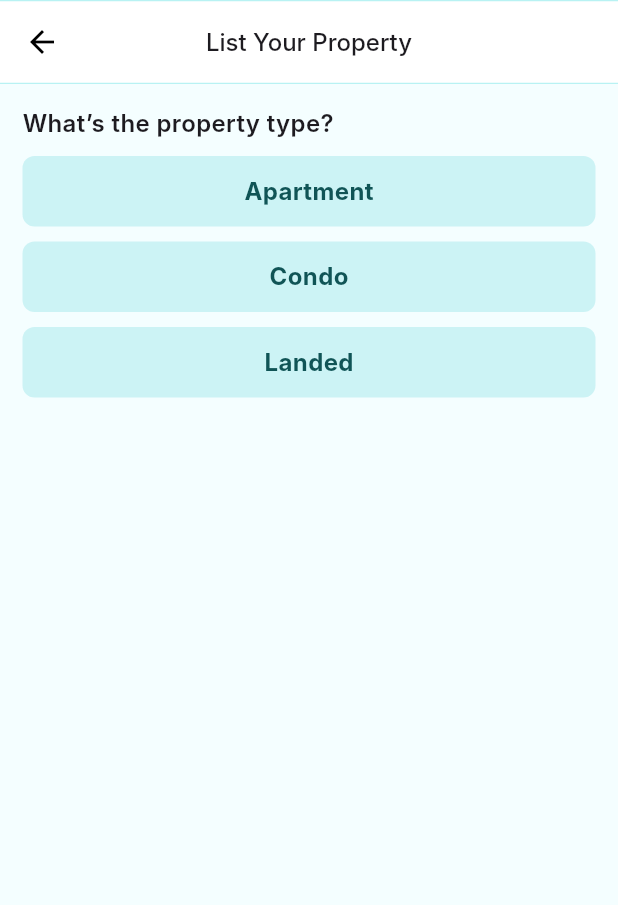
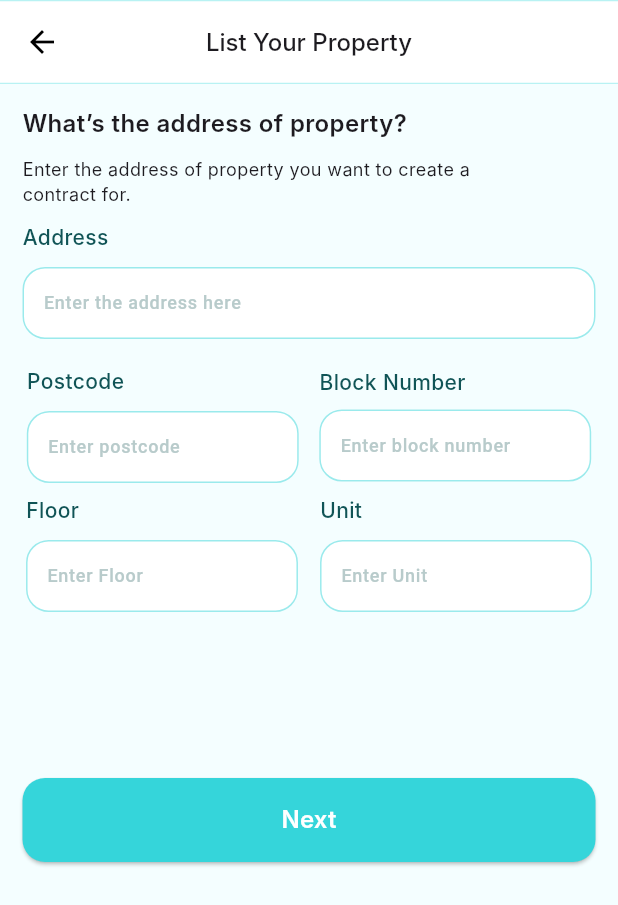
Before and after one commit to Olivi-tech/rentfix, a Flutter app: the screen it shows after launch, on a phone screen of 412 x 824 dp. Shown: the top 905 px of the screen. Run offline on Flutter 3.47's test engine with Material 3 defaults, Android fonts, the phone set to English and light mode, and no system bars; our stand-ins replace device_preview, flutter_svg, pinput; Roboto replaces fonts that are missing (Inter).

Commit message:
Update code

```diff
--- a/lib/main.dart
+++ b/lib/main.dart
@@ -2,12 +2,13 @@ import 'package:flutter/foundation.dart';
 import 'package:flutter/material.dart';
 import 'package:rent_fix/constants/app_colors.dart';
 import 'package:device_preview/device_preview.dart';
+import 'package:rent_fix/screens/property_address_screen.dart';
 import 'package:rent_fix/screens/screens.dart';
 
 void main() => runApp(
       DevicePreview(
         enabled: !kReleaseMode,
-        builder: (context) => const RentFixApp(), // Wrap your app
+        builder: (context) => const RentFixApp(),
       ),
     );
 
@@ -25,7 +26,7 @@ class RentFixApp extends StatelessWidget {
           backgroundColor: AppColors.white,
         ),
       ),
-      home: const PropertyType(),
+      home: const PropertyAddress(),
     );
   }
 }
--- /dev/null
+++ b/lib/screens/property_address_screen.dart
@@ -0,0 +1,197 @@
+import 'package:flutter/material.dart';
+import 'package:rent_fix/constants/constants.dart';
+import 'package:rent_fix/widgets/widgets.dart';
+
+class PropertyAddress extends StatelessWidget {
+  const PropertyAddress({super.key});
+
+  @override
+  Widget build(BuildContext context) {
+    TextEditingController addressController = TextEditingController();
+    TextEditingController unitController = TextEditingController();
+    TextEditingController blockController = TextEditingController();
+    TextEditingController floorController = TextEditingController();
+    TextEditingController postCodeController = TextEditingController();
+    final mq = MediaQuery.of(context).size;
+    return Scaffold(
+      appBar: const CustomAppBar(
+        title: 'List Your Property',
+        showSearchIcon: false,
+      ),
+      body: Padding(
+        padding: const EdgeInsets.all(15),
+        child: SingleChildScrollView(
+          child:
+              Column(crossAxisAlignment: CrossAxisAlignment.start, children: [
+            const CustomText(
+              label: 'What’s the address of property?',
+              size: FontSize.xMedium,
+              weight: FontWeight.w600,
+            ),
+            const CustomSize(
+              height: 10,
+            ),
+            const CustomText(
+              label:
+                  'Enter the address of property you want to create a\ncontract for.',
+              size: FontSize.small,
+              weight: FontWeight.w400,
+            ),
+            const CustomSize(
+              height: 10,
+            ),
+            const CustomText(
+              label: 'Address',
+              color: AppColors.darkGreen,
+              size: FontSize.xxMedium,
+              weight: FontWeight.w500,
+            ),
+            const CustomSize(
+              height: 10,
+            ),
+            CustomTextField(
+              borderRadius: 15,
+              hintText: 'Enter the address here',
+              borderColor: AppColors.pastelblue,
+              controller: addressController,
+              fillColor: AppColors.white,
+            ),
+            const CustomSize(
+              height: 10,
+            ),
+            SizedBox(
+              width: mq.width,
+              height: mq.height / 3,
+              child: Column(
+                children: [
+                  Row(
+                      mainAxisAlignment: MainAxisAlignment.spaceEvenly,
+                      children: [
+                        Column(
+                          crossAxisAlignment: CrossAxisAlignment.start,
+                          children: [
+                            const CustomText(
+                              label: 'Postcode',
+                              color: AppColors.darkGreen,
+                              size: FontSize.xxMedium,
+                              weight: FontWeight.w500,
+                            ),
+                            const CustomSize(
+                              height: 10,
+                            ),
+                            SizedBox(
+                              width: mq.width * 0.44,
+                              child: CustomTextField(
+                                borderRadius: 15,
+                                hintText: 'Enter postcode',
+                                borderColor: AppColors.pastelblue,
+                                controller: postCodeController,
+                                fillColor: AppColors.white,
+                              ),
+                            ),
+                          ],
+                        ),
+                        const CustomSize(
+                          width: 8,
+                        ),
+                        Column(
+                          crossAxisAlignment: CrossAxisAlignment.start,
+                          children: [
+                            const CustomText(
+                              label: 'Block Number',
+                              color: AppColors.darkGreen,
+                              size: FontSize.xxMedium,
+                              weight: FontWeight.w500,
+                            ),
+                            const CustomSize(
+                              height: 8,
+                            ),
+                            SizedBox(
+                              width: mq.width * 0.44,
+                              child: CustomTextField(
+                                borderRadius: 15,
+                                hintText: 'Enter block number',
+                                borderColor: AppColors.pastelblue,
+                                controller: blockController,
+                                fillColor: AppColors.white,
+                              ),
+                            ),
+                          ],
+                        ),
+                      ]),
+                  Row(
+                    mainAxisAlignment: MainAxisAlignment.spaceEvenly,
+                    children: [
+                      Column(
+                        crossAxisAlignment: CrossAxisAlignment.start,
+                        children: [
+                          const CustomText(
+                            label: 'Floor',
+                            color: AppColors.darkGreen,
+                            size: FontSize.xxMedium,
+                            weight: FontWeight.w500,
+                          ),
+                          const CustomSize(
+                            height: 10,
+                          ),
+                          SizedBox(
+                            width: mq.width * 0.44,
+                            child: CustomTextField(
+                              borderRadius: 15,
+                              hintText: 'Enter Floor',
+                              borderColor: AppColors.pastelblue,
+                              controller: floorController,
+                              fillColor: AppColors.white,
+                            ),
+                          ),
+                        ],
+                      ),
+                      const CustomSize(
+                        width: 10,
+                      ),
+                      Column(
+                        crossAxisAlignment: CrossAxisAlignment.start,
+                        children: [
+                          const CustomText(
+                            label: 'Unit',
+                            color: AppColors.darkGreen,
+                            size: FontSize.xxMedium,
+                            weight: FontWeight.w500,
+                          ),
+                          const CustomSize(
+                            height: 10,
+                          ),
+                          SizedBox(
+                            width: mq.width * 0.44,
+                            child: CustomTextField(
+                              borderRadius: 15,
+                              hintText: 'Enter Unit',
+                              borderColor: AppColors.pastelblue,
+                              controller: unitController,
+                              fillColor: AppColors.white,
+                            ),
+                          ),
+                        ],
+                      ),
+                    ],
+                  )
+                ],
+              ),
+            ),
+            CustomButton(
+              onPressed: () {},
+              btnColor: AppColors.turquoise,
+              borderColor: Colors.transparent,
+              child: const CustomText(
+                label: 'Next',
+                color: AppColors.white,
+                size: FontSize.xMedium,
+                weight: FontWeight.w600,
+              ),
+            ),
+          ]),
+        ),
+      ),
+    );
+  }
+}
--- a/lib/screens/screens.dart
+++ b/lib/screens/screens.dart
@@ -2,7 +2,7 @@ export 'splash_screen.dart';
 export 'get_started_screen.dart';
 export 'otp_verification_screen.dart';
 export 'create_account.dart';
-export 'filter_bottom_sheet.dart';
+export 'filter_bottom_screen.dart';
 export 'activities_screen.dart';
 export 'chat_screen.dart';
 export 'message_screen.dart';
```
Also changed, not shown: lib/screens/filter_bottom_screen.dart (renamed from lib/screens/filter_bottom_sheet.dart).
